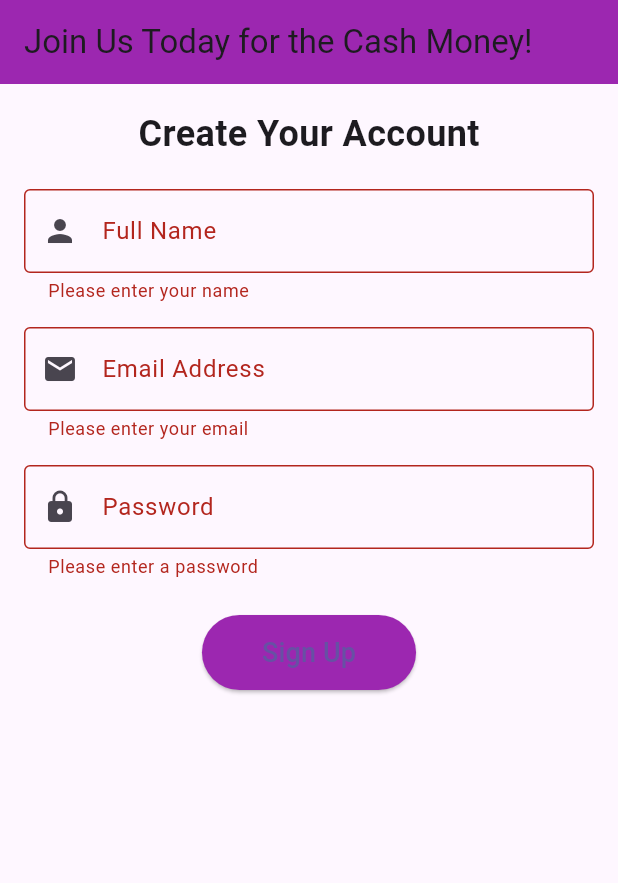
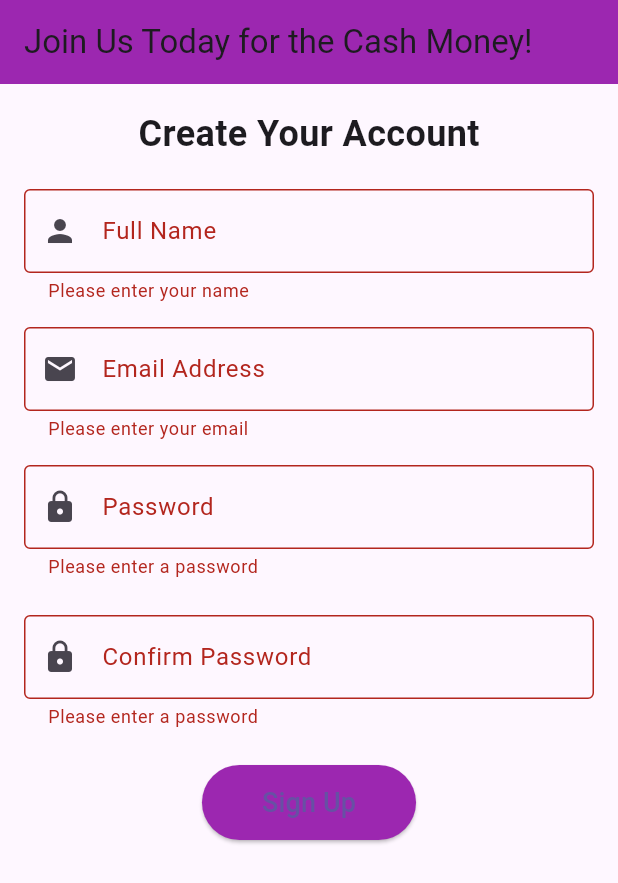
Before and after one commit to aidandouglas654/act12, a Flutter app: the screen it shows after launch, after a tap on "Sign Up", on a phone screen of 412 x 824 dp. Shown: the top 883 px of the screen. Run offline on Flutter 3.47's test engine with Material 3 defaults, Android fonts, the phone set to English and light mode, and no system bars.

Commit message:
added confirm password field

```diff
--- a/lib/main.dart
+++ b/lib/main.dart
@@ -21,14 +21,17 @@ class SignupPage extends StatefulWidget {
   const SignupPage({super.key});
 
   @override
-  State<SignupPage> createState() => _SignupPageState();
+  State<SignupPage> createState() => _SignupPageState(); // Stateful to track form inputs
 }
 
 class _SignupPageState extends State<SignupPage> {
   final _formKey = GlobalKey<FormState>();
-  final TextEditingController _nameController = TextEditingController();
+  final TextEditingController _nameController =
+      TextEditingController(); // Tracks each field
   final TextEditingController _emailController = TextEditingController();
   final TextEditingController _passwordController = TextEditingController();
+  final TextEditingController _confirmpasswordController =
+      TextEditingController();
 
   @override
   Widget build(BuildContext context) {
@@ -59,6 +62,7 @@ class _SignupPageState extends State<SignupPage> {
                   border: OutlineInputBorder(),
                 ),
                 validator: (value) {
+                  // Checks if we have value
                   if (value == null || value.isEmpty) {
                     return 'Please enter your name';
                   }
@@ -69,6 +73,7 @@ class _SignupPageState extends State<SignupPage> {
 
               // Email Field
               TextFormField(
+                //
                 controller: _emailController,
                 decoration: const InputDecoration(
                   labelText: 'Email Address',
@@ -108,7 +113,30 @@ class _SignupPageState extends State<SignupPage> {
               ),
               const SizedBox(height: 24),
 
-              // Sign Up Button
+              TextFormField(
+                controller: _confirmpasswordController,
+                obscureText: true,
+                decoration: const InputDecoration(
+                  labelText: 'Confirm Password',
+                  prefixIcon: Icon(Icons.lock),
+                  border: OutlineInputBorder(),
+                ),
+                validator: (value) {
+                  if (value == null || value.isEmpty) {
+                    return 'Please enter a password';
+                  }
+                  if (value.length < 6) {
+                    return 'Password must be at least 6 characters';
+                  }
+                  if (value != _passwordController.text) {
+                    return 'Passwords do not match';
+                  }
+                  return null;
+                },
+              ),
+              const SizedBox(height: 24),
+
+              // Sign Up Button, calls validation on press, checks if all fields are accurate
               ElevatedButton(
                 onPressed: () {
                   if (_formKey.currentState!.validate()) {
```
